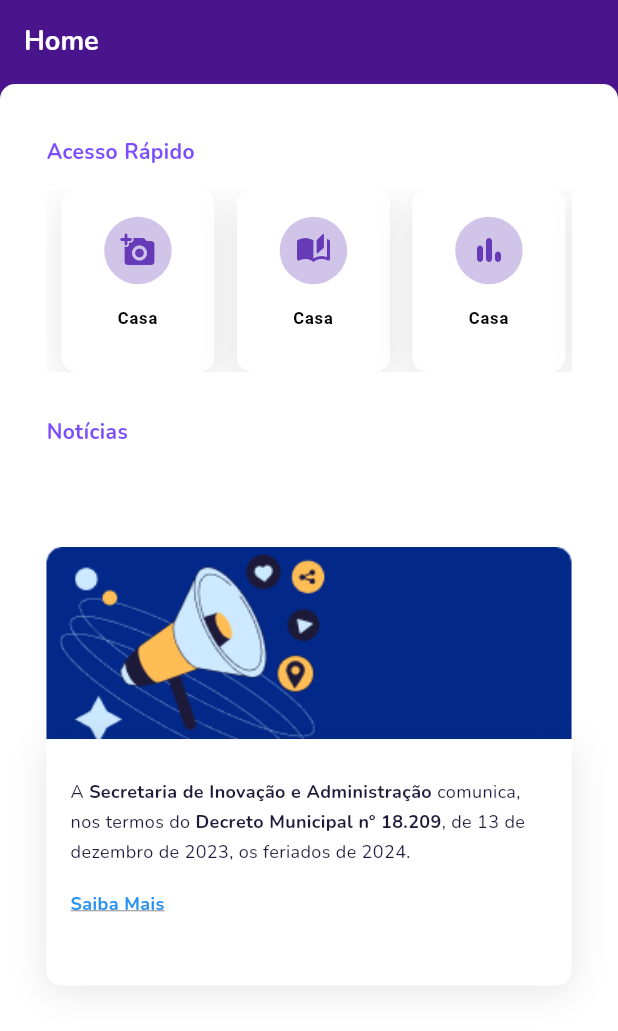
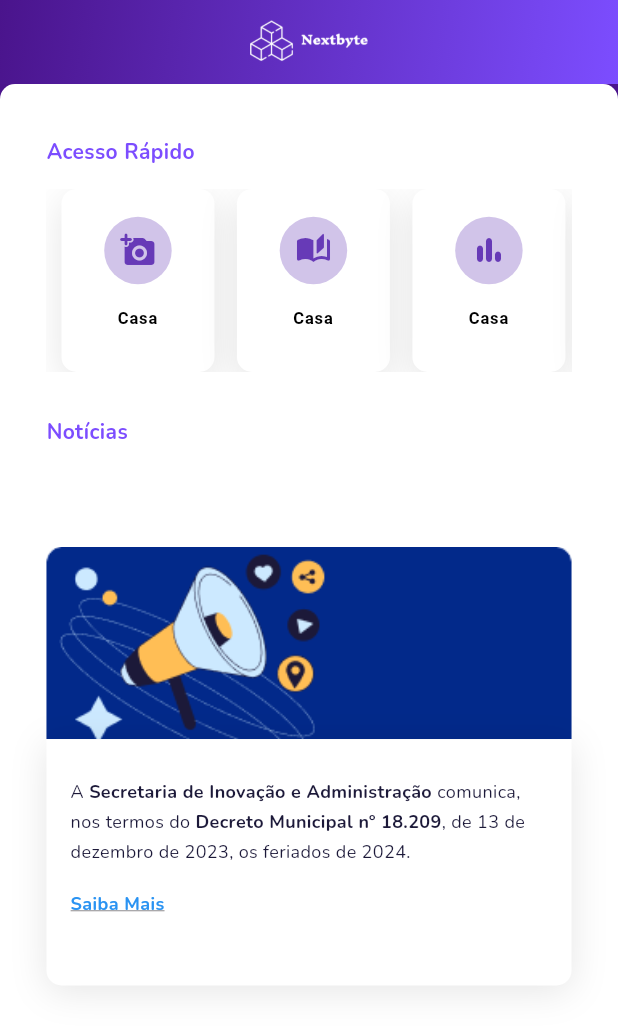
Before and after one commit to vtrsc/app-servidor, a Flutter app: the screen it shows after launch, after a tap on "Entrar", on a phone screen of 412 x 824 dp. Shown: the top 1031 px of the screen. Run offline on Flutter 3.47's test engine with Material 3 defaults, Android fonts, the phone set to English and light mode, and no system bars; our stand-ins replace camera, flutter_svg, google_fonts.

Commit message:
logo nextbytre

```diff
--- a/lib/view/home.dart
+++ b/lib/view/home.dart
@@ -26,18 +26,26 @@ class _HomeServidorViewWidgetState extends State<HomeServidorView> with WidgetsB
     return Scaffold(
       backgroundColor: Estilos.branco,
       appBar: AppBar(
-        title: Text(
-          'Home',
-          style: GoogleFonts.getFont(
-            'Nunito',
-            color: Estilos.branco,
-            fontSize: 18,
-            fontWeight: FontWeight.w700,
+        automaticallyImplyLeading: false, // Impede o botão de voltar
+        backgroundColor: const Color(0xFF4A148C), // Cor de fundo do AppBar
+        elevation: 0,
+        flexibleSpace: Container(
+          decoration: const BoxDecoration(
+            gradient: LinearGradient(
+              colors: [Color(0xFF4A148C), Color(0xFF7C4DFF)],
+              begin: Alignment.topLeft,
+              end: Alignment.bottomRight,
+            ),
+          ),
+          child: Center(
+            child: Image.asset(
+              'assets/nextbyte.png', // Caminho correto da imagem
+              height: 50, // Ajuste a altura conforme necessário
+              color: Colors.white, // Define a cor branca para a imagem
+              fit: BoxFit.contain, // Mantém a proporção da imagem
+            ),
           ),
         ),
-        backgroundColor: const Color(0xFF4A148C), // Alterado para roxo escuro
-        elevation: 0, // Remover a sombra do AppBar
-        automaticallyImplyLeading: false, // Impede o botão de voltar
       ),
       body: Container(
         color: const Color(0xFF4A148C), // Alterado para roxo escuro
--- a/lib/view/loginPage.dart
+++ b/lib/view/loginPage.dart
@@ -17,10 +17,10 @@ class _ModernLoginPageState extends State<ModernLoginPage> {
     final Size size = MediaQuery.of(context).size;
 
     return Scaffold(
-      resizeToAvoidBottomInset: false, // Isso previne que o layout mude com o teclado
+      resizeToAvoidBottomInset: false,
       body: Stack(
         children: [
-          // O conteúdo da tela
+          // Fundo com gradiente
           Container(
             width: size.width,
             height: size.height,
@@ -32,10 +32,10 @@ class _ModernLoginPageState extends State<ModernLoginPage> {
               ),
             ),
           ),
-          // Centraliza o conteúdo da tela e impede o deslocamento do layout
+          // Conteúdo principal
           Center(
             child: SingleChildScrollView(
-              reverse: true, // Isso ajuda a rolar para cima quando o teclado é ativado
+              reverse: true,
               child: Padding(
                 padding: EdgeInsets.symmetric(horizontal: size.width * 0.08),
                 child: Card(
@@ -85,7 +85,7 @@ class _ModernLoginPageState extends State<ModernLoginPage> {
                               suffixIcon: IconButton(
                                 icon: Icon(
                                   _isPasswordVisible ? Icons.visibility : Icons.visibility_off,
-                                  color: Colors.grey, // Cor do ícone
+                                  color: Colors.grey,
                                 ),
                                 onPressed: () {
                                   setState(() {
@@ -112,9 +112,14 @@ class _ModernLoginPageState extends State<ModernLoginPage> {
                             child: ElevatedButton(
                               onPressed: () {
                                 if (_formKey.currentState?.validate() ?? false) {
-                                  // Realizar a ação de login
+                                  // Ação de login
                                 }
-                                Navigator.push(context, MaterialPageRoute(builder: (context) => (const HomeServidorView())));
+                                Navigator.push(
+                                  context,
+                                  MaterialPageRoute(
+                                    builder: (context) => const HomeServidorView(),
+                                  ),
+                                );
                               },
                               style: ElevatedButton.styleFrom(
                                 padding: const EdgeInsets.symmetric(vertical: 16),
@@ -165,6 +170,24 @@ class _ModernLoginPageState extends State<ModernLoginPage> {
               ),
             ),
           ),
+          // Ícone de copyright e imagem na parte inferior
+          Positioned(
+            bottom: 16,
+            left: 0,
+            right: 0,
+            child: Row(
+              mainAxisAlignment: MainAxisAlignment.center,
+              children: [
+
+                Image.asset(
+                  'assets/nextbyte.png', // Substitua pelo caminho da sua imagem
+                  height: 40,
+                  width: 80,
+                  color: Colors.white,
+                ),
+              ],
+            ),
+          ),
         ],
       ),
     );
```
Also changed, not shown: lib/view/cadastroPessoal.dart (+17 -23 lines), assets/nextbyte.png (added), assets/vitorcicote.png (added).
